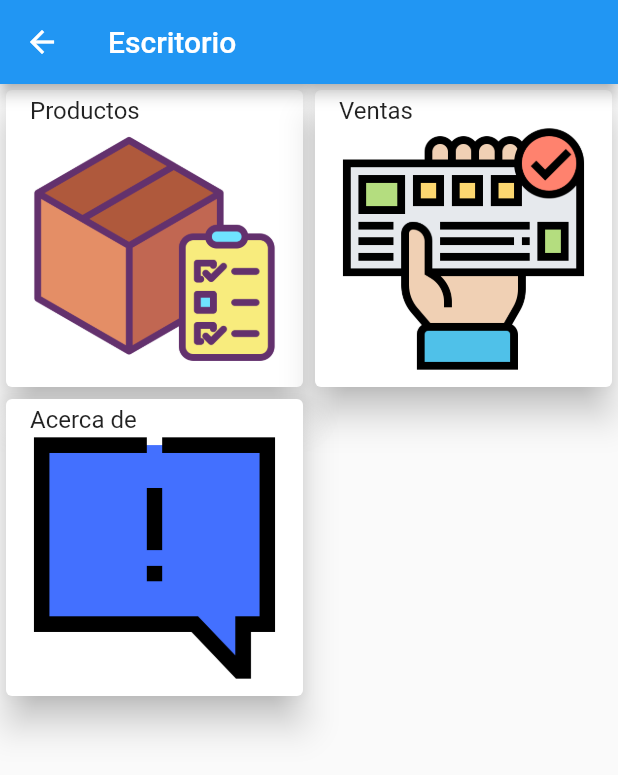
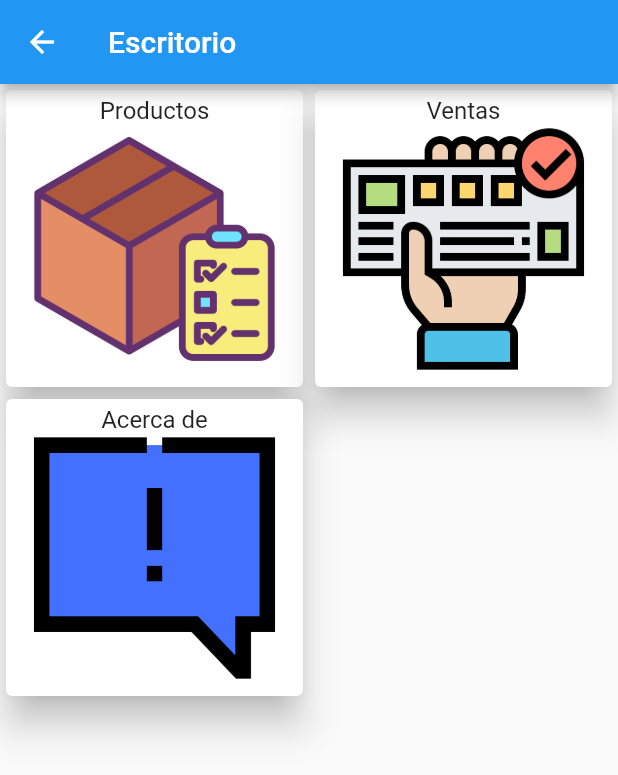
Before and after one commit to parzibyte/punto_de_venta, a Flutter app: the Escritorio screen opened directly, on a phone screen of 412 x 824 dp. Shown: the top 775 px of the screen. Run offline on Flutter 3.47's test engine with Material 2 defaults, Android fonts, the phone set to English and light mode, and no system bars; our stand-ins replace shared_preferences; accounts and stored records are empty.

Commit message:
Alinear texto al centro

```diff
--- a/lib/main.dart
+++ b/lib/main.dart
@@ -103,7 +103,10 @@ class Escritorio extends StatelessWidget {
                 _navegarAProductos();
               },
               child: ListTile(
-                title: Text('Productos'),
+                title: Text(
+                  'Productos',
+                  textAlign: TextAlign.center,
+                ),
                 subtitle: Image(
                   image: AssetImage("assets/order.png"),
                 ),
@@ -118,7 +121,10 @@ class Escritorio extends StatelessWidget {
                 _navegarAVentas();
               },
               child: ListTile(
-                title: Text('Ventas'),
+                title: Text(
+                  'Ventas',
+                  textAlign: TextAlign.center,
+                ),
                 subtitle: Image(
                   image: AssetImage("assets/coupon.png"),
                 ),
@@ -133,7 +139,10 @@ class Escritorio extends StatelessWidget {
                 _navegarAAcercaDe();
               },
               child: ListTile(
-                title: Text('Acerca de'),
+                title: Text(
+                  'Acerca de',
+                  textAlign: TextAlign.center,
+                ),
                 subtitle: Image(
                   image: AssetImage("assets/about.png"),
                 ),
```
